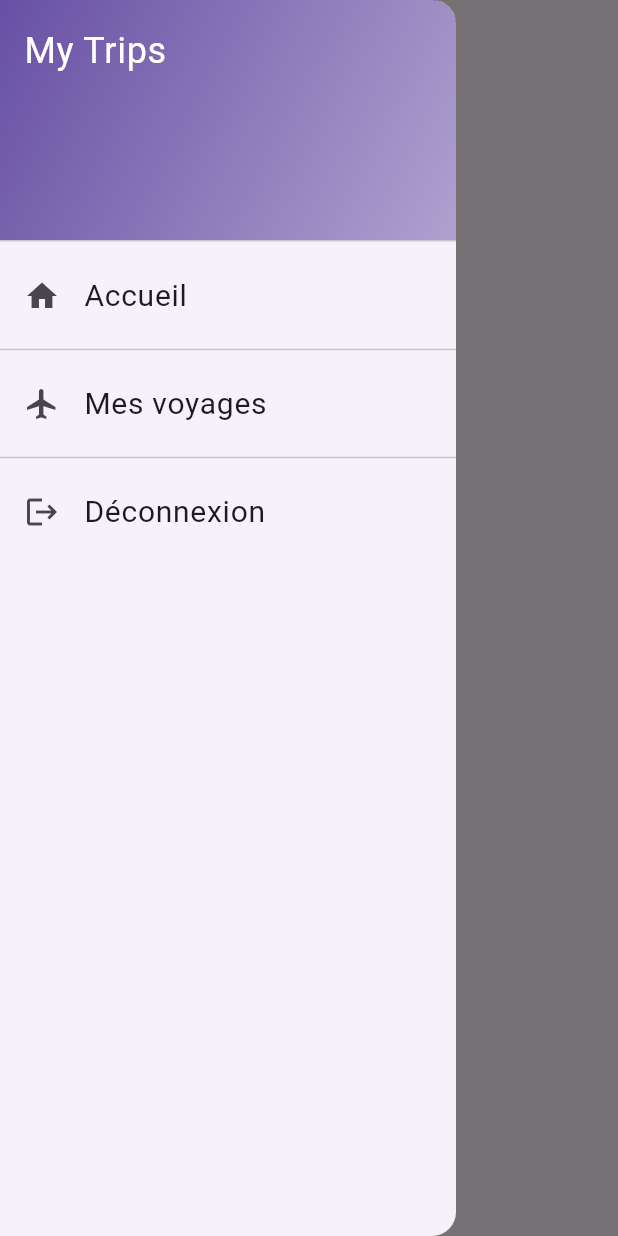
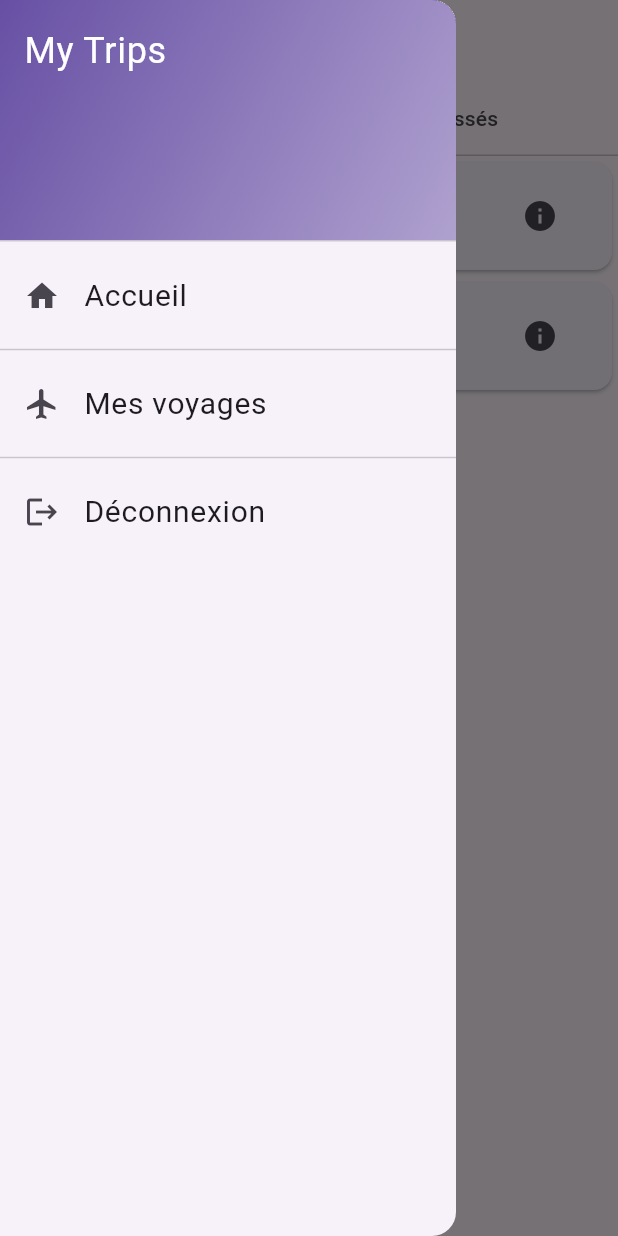
Before and after one commit to aboubakardiakite/flutterApp, a Flutter app: the TripsView screen opened by its route, with the side drawer open, on a phone screen of 412 x 824 dp. Run offline on Flutter 3.47's test engine with Material 3 defaults, Android fonts, the phone set to English and light mode, and no system bars.

Commit message:
utilisation de tabs

```diff
--- a/restaurant_app/lib/main.dart
+++ b/restaurant_app/lib/main.dart
@@ -24,7 +24,11 @@ class MyTrip extends StatefulWidget {
 
 
 class _MyTripState extends State<MyTrip> {
-  List<Trip> trips = [];
+  List<Trip> trips = [
+    Trip(city: "Paris", dateTime: DateTime.now().add(const Duration(days: 1)), activities: []),
+    Trip(city: "Lyon", dateTime: DateTime.now().add(const Duration(days: 2)), activities: []),
+    Trip(city: "Lille", dateTime: DateTime.now().subtract(const Duration(days: 1)), activities: []),
+  ];
 
   void addTrip(Trip trip) {
     setState(() {
--- a/restaurant_app/lib/views/trips/trips_view.dart
+++ b/restaurant_app/lib/views/trips/trips_view.dart
@@ -1,5 +1,3 @@
-
-
 import 'package:flutter/material.dart';
 import 'package:restaurant_app/views/trips/widgets/trip_list.dart';
 import 'package:restaurant_app/widgets/drawer_widget.dart';
@@ -18,13 +16,32 @@ class TripsView extends StatefulWidget {
 class _TripsViewState extends State<TripsView> {
   @override
   Widget build(BuildContext context) {
-    return Scaffold(
-      appBar: AppBar(
-        title: const Text('Mes voyages'),
-      ),
-      drawer: DrawerWidget(),
-      body: TripList(trips: widget.trips),
-    );
-
+    return DefaultTabController(
+        length: 2,
+        child: Scaffold(
+          appBar: AppBar(
+            title: const Text('Mes voyages'),
+            bottom: const TabBar(
+              tabs: [
+                Tab(
+                  text: 'A venir',
+                ),
+                Tab(
+                  text: 'Passés',
+                ),
+              ],
+            ),
+          ),
+          drawer: DrawerWidget(),
+          body: TabBarView(
+            children: [
+              TripList(
+                trips: widget.trips.where((trip) => DateTime.now().isBefore(trip.dateTime)).toList(),
+              ),TripList(
+                trips: widget.trips.where((trip) => DateTime.now().isAfter(trip.dateTime)).toList(),
+              ),
+            ],
+          )
+        ));
   }
 }
```
